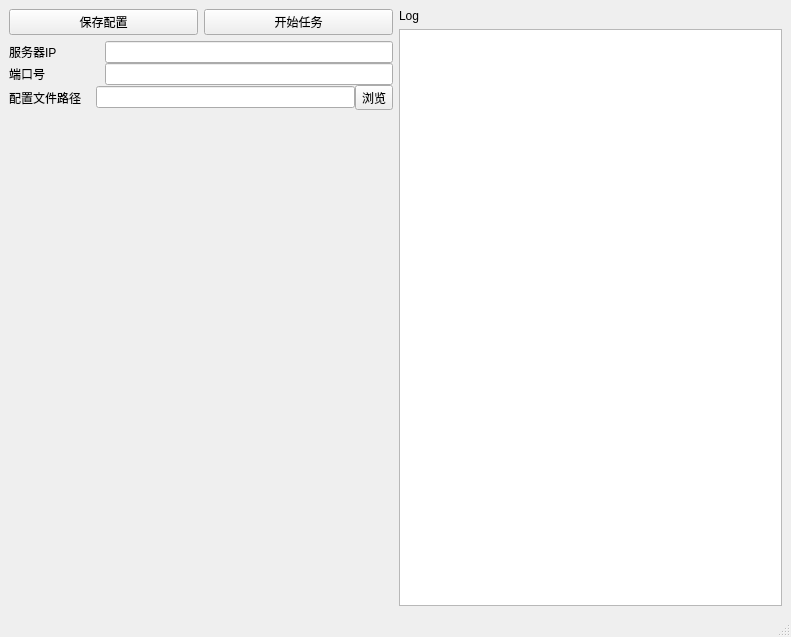
First picture: the form in ui/ui.ui, repository THtianhao/stable_diffusion_autotool, before the edit.
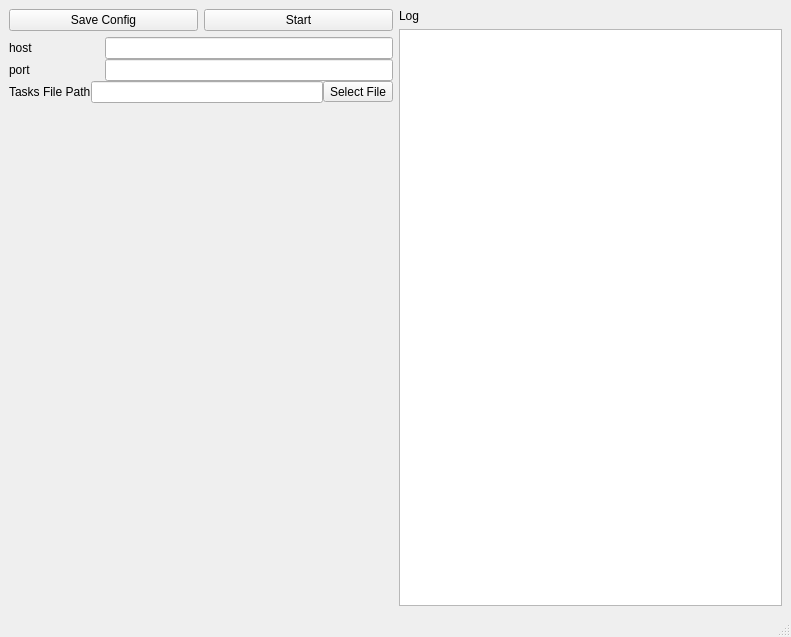
Second picture: the form after the edit.

Commit message: 多语言处理

Diff of the .ui file:
```diff
--- a/ui/ui.ui
+++ b/ui/ui.ui
@@ -28,14 +28,14 @@
         <item>
          <widget class="QPushButton" name="saveConfig">
           <property name="text">
-           <string>保存配置</string>
+           <string>Save Config</string>
           </property>
          </widget>
         </item>
         <item>
          <widget class="QPushButton" name="startTask">
           <property name="text">
-           <string>开始任务</string>
+           <string>Start</string>
           </property>
          </widget>
         </item>
@@ -51,7 +51,7 @@
           <item>
            <widget class="QLabel" name="label">
             <property name="text">
-             <string>服务器IP</string>
+             <string>host</string>
             </property>
            </widget>
           </item>
@@ -65,7 +65,7 @@
           <item>
            <widget class="QLabel" name="label_3">
             <property name="text">
-             <string>端口号</string>
+             <string>port</string>
             </property>
            </widget>
           </item>
@@ -79,7 +79,7 @@
           <item>
            <widget class="QLabel" name="fileConfig">
             <property name="text">
-             <string>配置文件路径</string>
+             <string>Tasks File Path</string>
             </property>
            </widget>
           </item>
@@ -89,7 +89,7 @@
           <item>
            <widget class="QToolButton" name="openTaskPath">
             <property name="text">
-             <string>浏览</string>
+             <string>Select File</string>
             </property>
            </widget>
           </item>
```
The commit also changes 1 other file.
